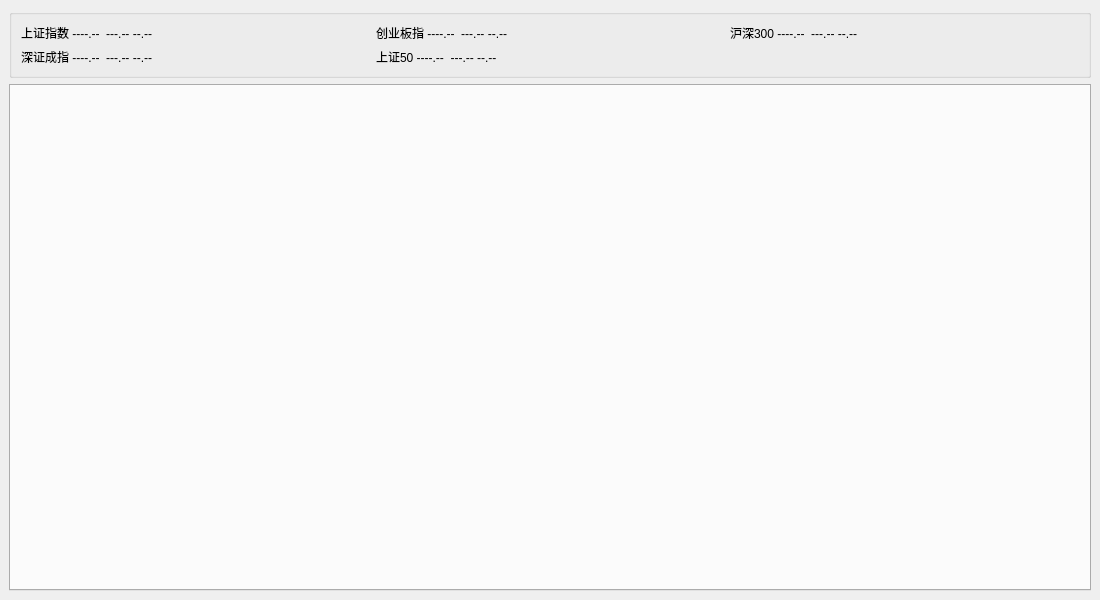
Ginakira/Funder, file src/ui/mainwindow.ui: the form before one commit.
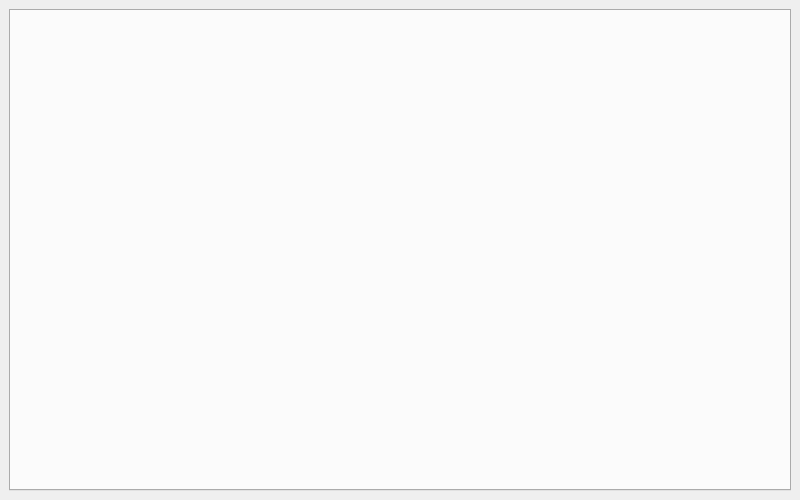
The form after the commit.

Commit message: 调整持仓功能的按钮及大盘信息位置

What changed in the file:
```diff
--- a/src/ui/mainwindow.ui
+++ b/src/ui/mainwindow.ui
@@ -6,8 +6,8 @@
    <rect>
     <x>0</x>
     <y>0</y>
-    <width>1100</width>
-    <height>600</height>
+    <width>800</width>
+    <height>500</height>
    </rect>
   </property>
   <property name="minimumSize">
@@ -21,50 +21,6 @@
   </property>
   <widget class="QWidget" name="centralwidget">
    <layout class="QVBoxLayout" name="verticalLayout_2">
-    <item>
-     <widget class="QGroupBox" name="marketGroupBox">
-      <property name="title">
-       <string/>
-      </property>
-      <layout class="QGridLayout" name="gridLayout">
-       <item row="0" column="1">
-        <widget class="QLabel" name="cybz_label">
-         <property name="text">
-          <string>创业板指 ----.--  ---.-- --.--</string>
-         </property>
-        </widget>
-       </item>
-       <item row="0" column="0">
-        <widget class="QLabel" name="szzs_label">
-         <property name="text">
-          <string>上证指数 ----.--  ---.-- --.--</string>
-         </property>
-        </widget>
-       </item>
-       <item row="4" column="1">
-        <widget class="QLabel" name="sz50_label">
-         <property name="text">
-          <string>上证50 ----.--  ---.-- --.--</string>
-         </property>
-        </widget>
-       </item>
-       <item row="0" column="2">
-        <widget class="QLabel" name="hs300_label">
-         <property name="text">
-          <string>沪深300 ----.--  ---.-- --.--</string>
-         </property>
-        </widget>
-       </item>
-       <item row="4" column="0">
-        <widget class="QLabel" name="szcz_label">
-         <property name="text">
-          <string>深证成指 ----.--  ---.-- --.--</string>
-         </property>
-        </widget>
-       </item>
-      </layout>
-     </widget>
-    </item>
     <item>
      <widget class="QTabWidget" name="tab_widget">
       <property name="currentIndex">
```
Left out of the diff: 2 changed lines with no effect on the pictures. The commit also changes 5 other files.
